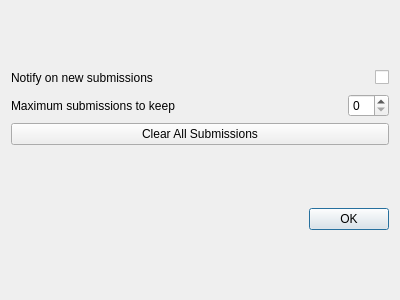
First picture: the form in gui/ui/settings_dialog.ui, repository jason7599/BOJ-Tracker, before the edit.
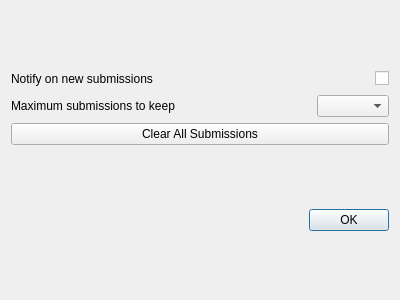
Second picture: the form after the edit.

Diff of the .ui file:
```diff
--- a/gui/ui/settings_dialog.ui
+++ b/gui/ui/settings_dialog.ui
@@ -70,7 +70,7 @@
         </spacer>
        </item>
        <item>
-        <widget class="QSpinBox" name="spinBox"/>
+        <widget class="QComboBox" name="submissions_limit_combobox"/>
        </item>
       </layout>
      </item>
```
Left out of the diff: 4 changed lines with no effect on the pictures.
